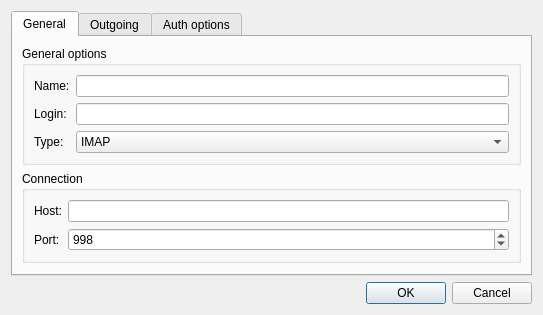
Above: src/plugins/snails/accountconfigdialog.ui from 0xd34df00d/leechcraft before the change. Below: the same form after it.
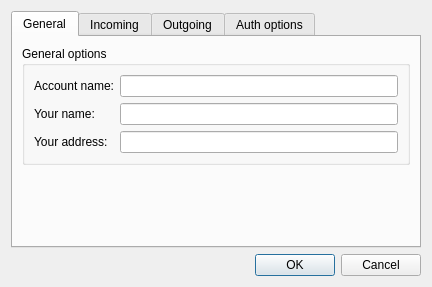
That is the form after the change.

Commit message: Snails: added username and user email.

Diff of the .ui file:
```diff
--- a/src/plugins/snails/accountconfigdialog.ui
+++ b/src/plugins/snails/accountconfigdialog.ui
@@ -6,8 +6,8 @@
    <rect>
     <x>0</x>
     <y>0</y>
-    <width>543</width>
-    <height>279</height>
+    <width>419</width>
+    <height>252</height>
    </rect>
   </property>
   <property name="windowTitle">
@@ -25,17 +25,18 @@
       </attribute>
       <layout class="QVBoxLayout" name="verticalLayout_2">
        <item>
-        <layout class="QVBoxLayout" name="verticalLayout">
-         <item>
           <widget class="QGroupBox" name="groupBox">
            <property name="title">
             <string>General options</string>
            </property>
            <layout class="QFormLayout" name="formLayout">
+          <property name="fieldGrowthPolicy">
+           <enum>QFormLayout::ExpandingFieldsGrow</enum>
+          </property>
             <item row="0" column="0">
              <widget class="QLabel" name="label">
               <property name="text">
-               <string>Name:</string>
+             <string>Account name:</string>
               </property>
              </widget>
             </item>
@@ -43,23 +44,72 @@
              <widget class="QLineEdit" name="AccName_"/>
             </item>
             <item row="1" column="0">
+           <widget class="QLabel" name="label_10">
+            <property name="text">
+             <string>Your name:</string>
+            </property>
+           </widget>
+          </item>
+          <item row="1" column="1">
+           <widget class="QLineEdit" name="UserName_"/>
+          </item>
+          <item row="2" column="0">
+           <widget class="QLabel" name="label_11">
+            <property name="text">
+             <string>Your address:</string>
+            </property>
+           </widget>
+          </item>
+          <item row="2" column="1">
+           <widget class="QLineEdit" name="UserEmail_"/>
+          </item>
+         </layout>
+        </widget>
+       </item>
+       <item>
+        <spacer name="verticalSpacer_2">
+         <property name="orientation">
+          <enum>Qt::Vertical</enum>
+         </property>
+         <property name="sizeHint" stdset="0">
+          <size>
+           <width>388</width>
+           <height>59</height>
+          </size>
+         </property>
+        </spacer>
+       </item>
+      </layout>
+     </widget>
+     <widget class="QWidget" name="tab_4">
+      <attribute name="title">
+       <string>Incoming</string>
+      </attribute>
+      <layout class="QVBoxLayout" name="verticalLayout">
+       <item>
+        <widget class="QGroupBox" name="groupBox_4">
+         <property name="title">
+          <string>Incoming options</string>
+         </property>
+         <layout class="QFormLayout" name="formLayout_5">
+          <item row="0" column="0">
              <widget class="QLabel" name="label_2">
               <property name="text">
                <string>Login:</string>
               </property>
              </widget>
             </item>
-            <item row="1" column="1">
+          <item row="0" column="1">
              <widget class="QLineEdit" name="InLogin_"/>
             </item>
-            <item row="2" column="0">
+          <item row="1" column="0">
              <widget class="QLabel" name="label_5">
               <property name="text">
                <string>Type:</string>
               </property>
              </widget>
             </item>
-            <item row="2" column="1">
+          <item row="1" column="1">
              <widget class="QComboBox" name="InType_">
               <item>
                <property name="text">
@@ -121,7 +171,7 @@
           </widget>
          </item>
          <item>
-          <spacer name="verticalSpacer_2">
+        <spacer name="verticalSpacer_4">
            <property name="orientation">
             <enum>Qt::Vertical</enum>
            </property>
@@ -132,8 +182,6 @@
             </size>
            </property>
           </spacer>
-         </item>
-        </layout>
        </item>
       </layout>
      </widget>
```
Lines whose indentation alone changed are shown as unchanged. The commit also changes 4 other files.
